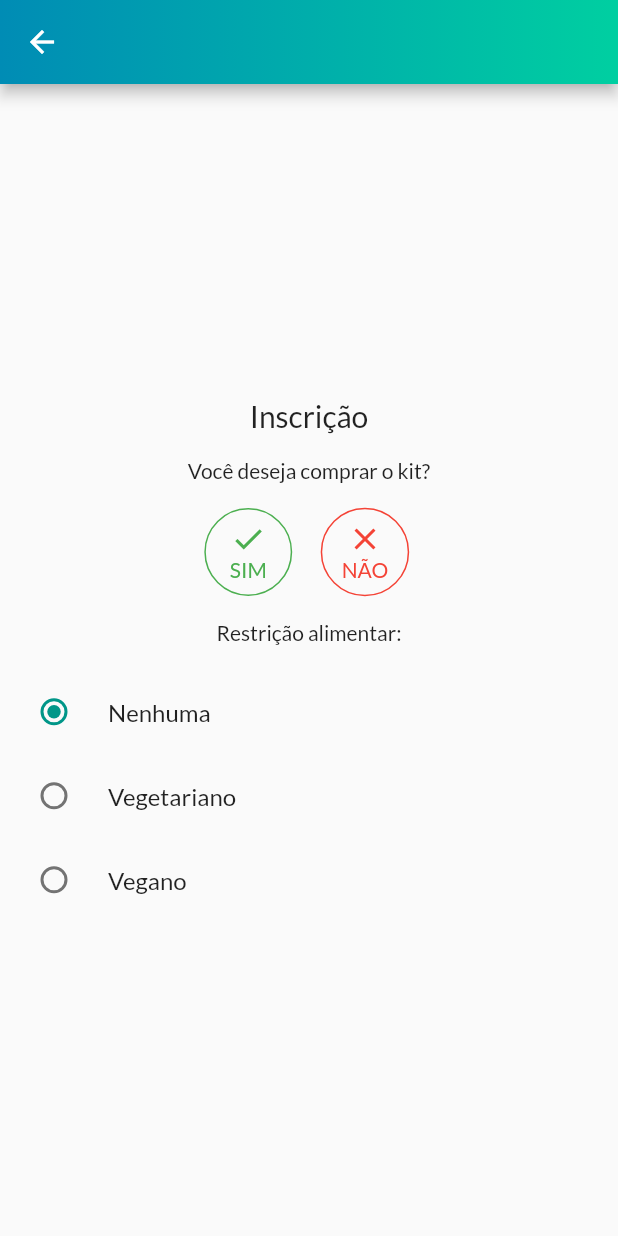
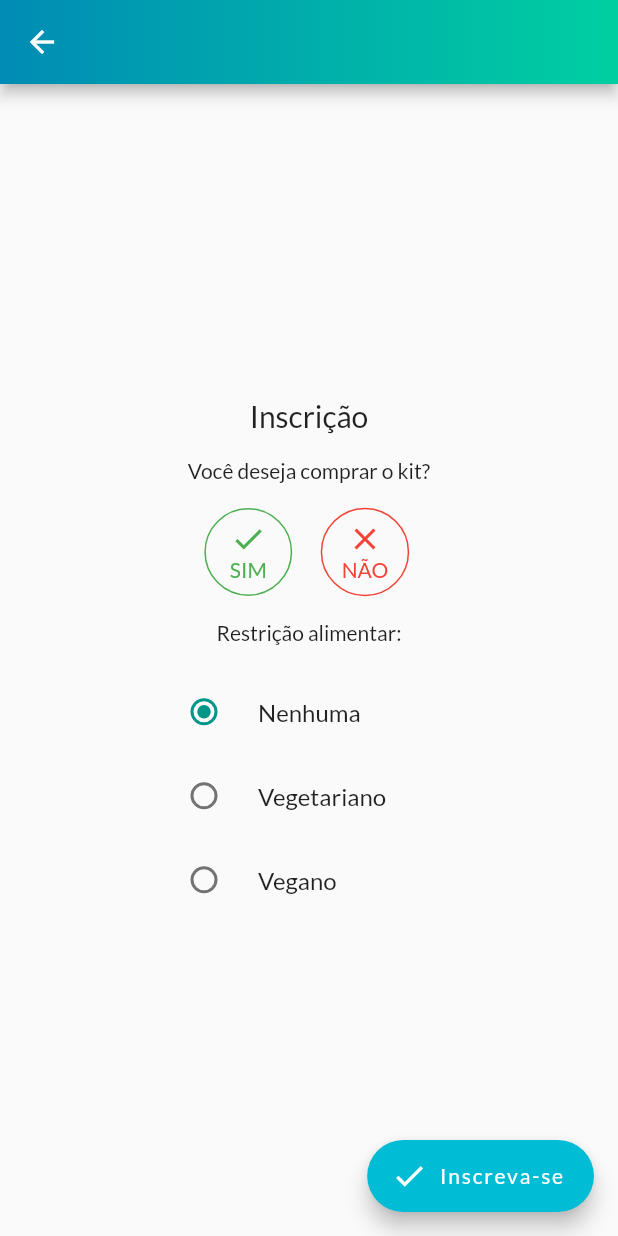
Before and after one commit to secompufscar/app-android, a Flutter app: the Inscricao screen opened directly with empty values, on a phone screen of 412 x 824 dp. Run offline on Flutter 3.47's test engine with Material 2 defaults, Android fonts, the phone set to English and light mode, and no system bars; our stand-ins replace gradient_app_bar, simple_animations, webview_flutter; missing offline and left inert: android_intent.

Commit message:
terminando layout da tela de inscrição da semana

```diff
--- a/lib/routes/participante/inscricao.dart
+++ b/lib/routes/participante/inscricao.dart
@@ -44,7 +44,6 @@ class _InscricaoState extends State<Inscricao> {
     "GG Masculino",
   ];
 
-
   List<DropdownMenuItem<String>> _buildDropdownItens(List<String> list) {
     List ret = <DropdownMenuItem<String>>[];
     for (var item in list) {
@@ -73,7 +72,6 @@ class _InscricaoState extends State<Inscricao> {
 
   @override
   Widget build(BuildContext context) {
-
     if (_kitSim)
       setState(() {
         _sessaoCamisetas = Column(
@@ -145,6 +143,10 @@ class _InscricaoState extends State<Inscricao> {
               padding: const EdgeInsets.all(16.0),
               child: Text("Restrição alimentar:"),
             ),
+            Padding(
+              padding: const EdgeInsets.symmetric(horizontal: 100),
+              child: Column(
+                children: <Widget>[
                   RadioListTile(
                     title: Text("Nenhuma"),
                     value: 0,
@@ -166,6 +168,15 @@ class _InscricaoState extends State<Inscricao> {
                 ],
               ),
             ),
+          ],
+        ),
+      ),
+      floatingActionButton: FloatingActionButton.extended(
+        onPressed: (){},
+        label: Text("Inscreva-se"),
+        icon: Icon(Icons.done),
+        backgroundColor: Colors.cyan,
+      )
     );
   }
 }
```
Lines whose indentation alone changed are shown as unchanged.
